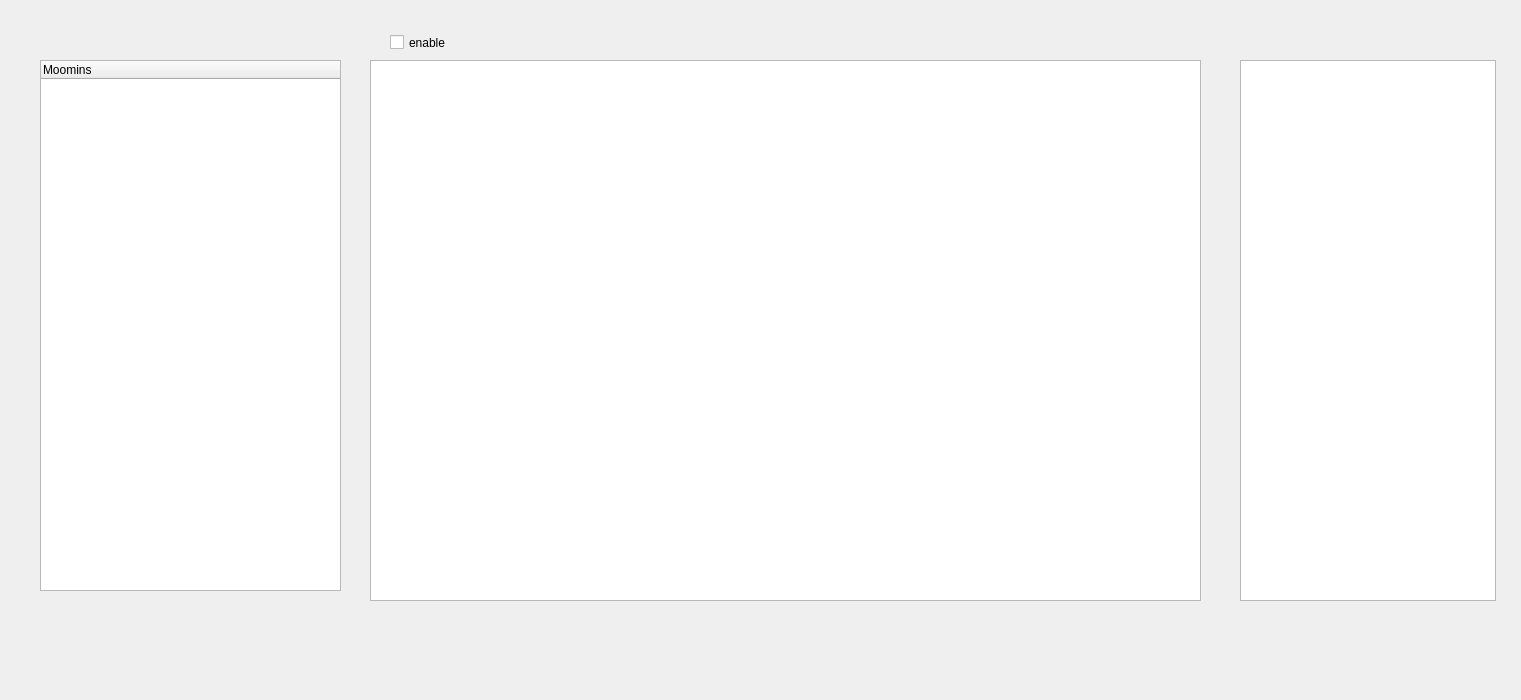
The window that loader/asset_loader.ui (shienasnow/moomins) describes before a commit, drawn with Qt 5.
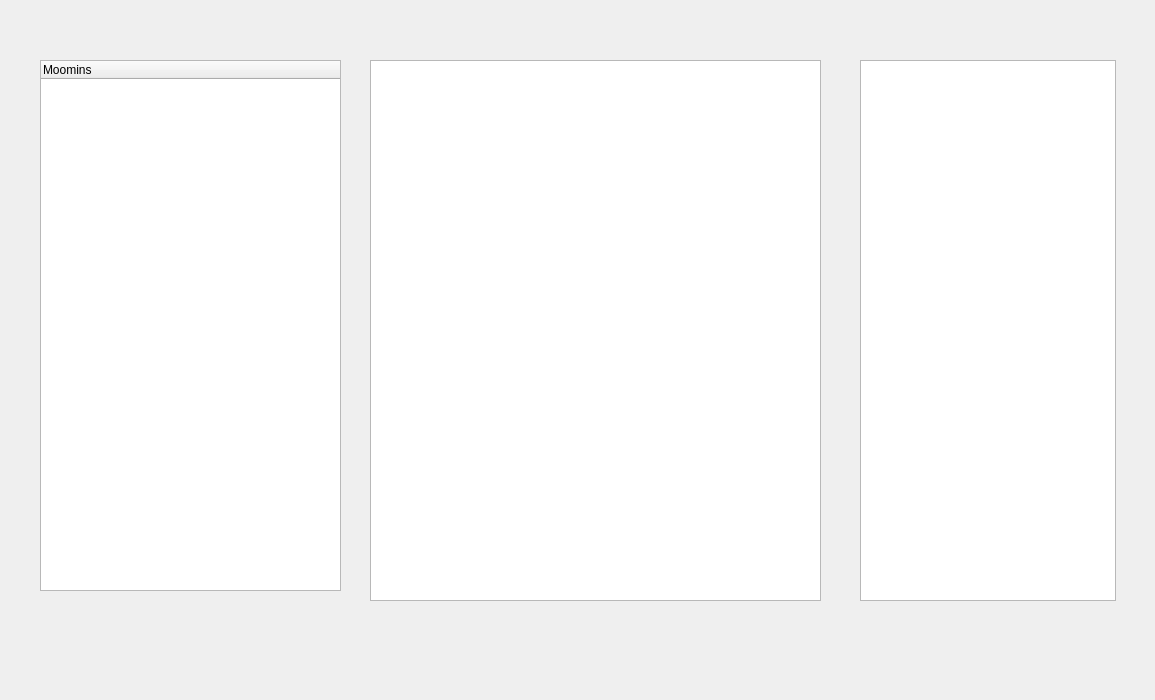
The same window after the commit.

```diff
--- a/loader/asset_loader.ui
+++ b/loader/asset_loader.ui
@@ -6,7 +6,7 @@
    <rect>
     <x>0</x>
     <y>0</y>
-    <width>1521</width>
+    <width>1155</width>
     <height>700</height>
    </rect>
   </property>
@@ -33,34 +33,36 @@
     <rect>
      <x>370</x>
      <y>60</y>
-     <width>831</width>
+     <width>451</width>
      <height>541</height>
     </rect>
    </property>
+   <property name="wordWrap">
+    <bool>false</bool>
+   </property>
+   <property name="cornerButtonEnabled">
+    <bool>false</bool>
+   </property>
+   <attribute name="horizontalHeaderVisible">
+    <bool>false</bool>
+   </attribute>
+   <attribute name="horizontalHeaderHighlightSections">
+    <bool>false</bool>
+   </attribute>
+   <attribute name="verticalHeaderVisible">
+    <bool>false</bool>
+   </attribute>
   </widget>
   <widget class="QListWidget" name="listWidget">
    <property name="geometry">
     <rect>
-     <x>1240</x>
+     <x>860</x>
      <y>60</y>
      <width>256</width>
      <height>541</height>
     </rect>
    </property>
   </widget>
-  <widget class="QCheckBox" name="checkBox">
-   <property name="geometry">
-    <rect>
-     <x>390</x>
-     <y>30</y>
-     <width>181</width>
-     <height>25</height>
-    </rect>
-   </property>
-   <property name="text">
-    <string>enable</string>
-   </property>
-  </widget>
  </widget>
  <resources/>
  <connections/>
```
